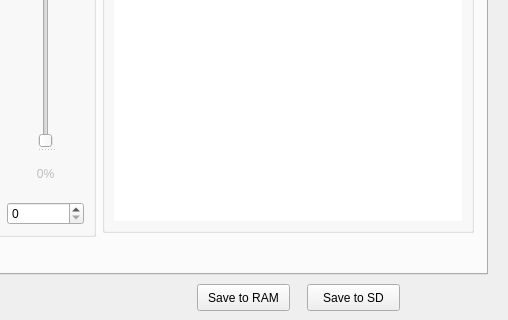
The window that ground/src/plugins/config/ccpm.ui (openpilot/OpenPilot) describes before a commit, drawn with Qt 5; both pictures show x 313 to 821 and y 286 to 606 of the 821 by 606 pixel window.
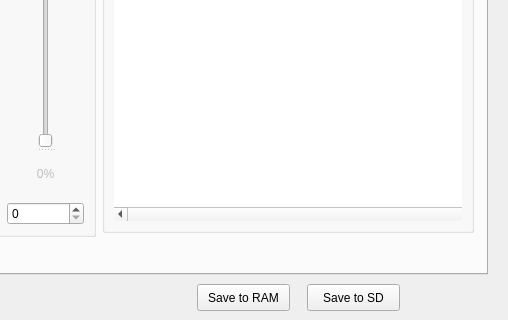
The same window after the commit. Custom widgets are drawn as their Qt base class.

Commit message: Most functionality is now in the UI for ccpm mixing. Currently this will not update hardware correctly... but it will set the matrix under the Advanced Settings tab. Do NOT use for flight!

Diff of the .ui file:
```diff
--- a/ground/src/plugins/config/ccpm.ui
+++ b/ground/src/plugins/config/ccpm.ui
@@ -668,10 +668,10 @@
              <number>0</number>
             </property>
             <property name="verticalScrollBarPolicy">
-             <enum>Qt::ScrollBarAlwaysOff</enum>
+             <enum>Qt::ScrollBarAlwaysOn</enum>
             </property>
             <property name="horizontalScrollBarPolicy">
-             <enum>Qt::ScrollBarAlwaysOff</enum>
+             <enum>Qt::ScrollBarAlwaysOn</enum>
             </property>
             <property name="backgroundBrush">
              <brush brushstyle="SolidPattern">
@@ -682,6 +682,15 @@
               </color>
              </brush>
             </property>
+            <property name="foregroundBrush">
+             <brush brushstyle="NoBrush">
+              <color alpha="255">
+               <red>0</red>
+               <green>0</green>
+               <blue>0</blue>
+              </color>
+             </brush>
+            </property>
             <property name="alignment">
              <set>Qt::AlignHCenter|Qt::AlignTop</set>
             </property>
```
Left out of the diff: 28 changed lines with no effect on the pictures. The commit also changes 2 other files.
